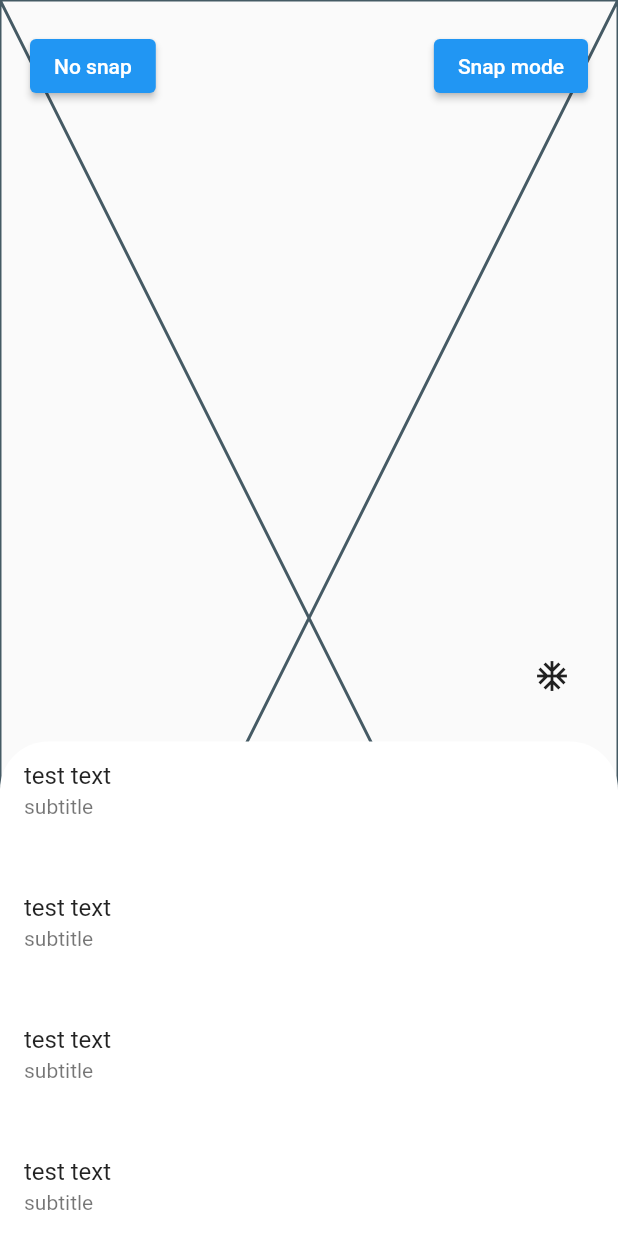
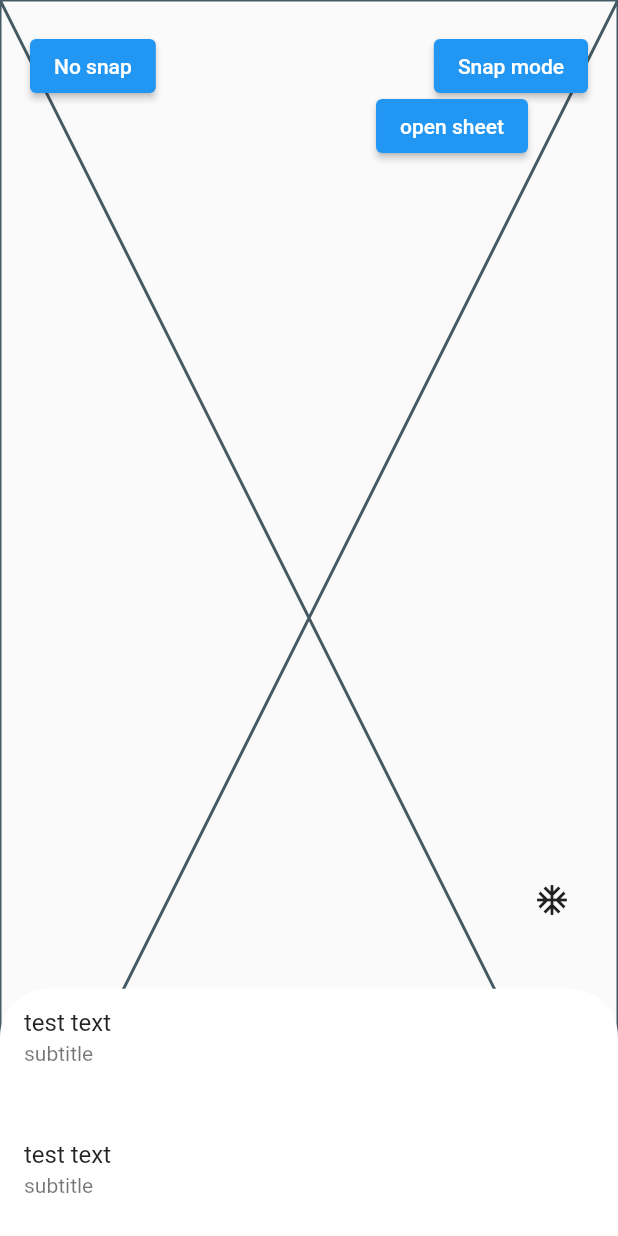
Before and after one commit to dewbambs/scrollable_draggable_bottom_sheet, a Flutter app: the screen it shows after launch, after a tap on "Snap mode", on a phone screen of 412 x 824 dp. Run offline on Flutter 3.47's test engine with Material 2 defaults, Android fonts, the phone set to English and light mode, and no system bars.

Commit message:
added openSheet method changed the scroll handling

```diff
--- a/example/lib/main.dart
+++ b/example/lib/main.dart
@@ -88,9 +88,19 @@ class _MyHomePageState extends State<MyHomePage> {
             child: ElevatedButton(
               onPressed: () async {
                 _controller.animateBackToSnap(
-                    duration: const Duration(milliseconds: 600), curve: Curves.easeInOut, child: initialChild);
+                    duration: const Duration(milliseconds: 300), curve: Curves.easeOutBack, child: initialChild);
               },
               child: const Text("Snap mode"),
+            ),
+          ),
+          Positioned(
+            top: 60,
+            right: 60,
+            child: ElevatedButton(
+              onPressed: () async {
+                _controller.openSheet(duration: const Duration(milliseconds: 300), curve: Curves.easeOutBack);
+              },
+              child: const Text("open sheet"),
             ),
           ),
           Positioned(bottom: _value, right: 20, child: IconButton(onPressed: () {}, icon: const Icon(Icons.ac_unit))),
--- a/lib/src/scrollable_draggable_bottom_sheet_base.dart
+++ b/lib/src/scrollable_draggable_bottom_sheet_base.dart
@@ -25,7 +25,7 @@ class ScrollableDraggableBottomSheet extends StatefulWidget {
   final double minHeight;
 
   /// [snapHeight] as height of screen
-  final double? snapHeight;
+  final double snapHeight;
 
   final double maxHeight;
 
@@ -72,7 +72,7 @@ class _ScrollableDraggableBottomSheetState extends State<ScrollableDraggableBott
     _selectedChild = widget.initialChild;
 
     currentMin = widget.minHeight;
-    currentMax = widget.snapHeight ?? widget.maxHeight;
+    currentMax = widget.snapHeight;
 
     _animationController = AnimationController(vsync: this, duration: const Duration(milliseconds: 800))
       ..addListener(() {
@@ -93,17 +93,23 @@ class _ScrollableDraggableBottomSheetState extends State<ScrollableDraggableBott
         // start the scrolling
         if (_sheetMode == SheetMode.snap) {
           if (widget.maxHeight == _heightAnimation.value) {
-            _scrollcontroller.animateTo(1, duration: const Duration(milliseconds: 1), curve: Curves.linear);
-            setState(() => _scrollPhysics = const BouncingScrollPhysics());
+            if (_scrollPhysics is! BouncingScrollPhysics) {
+              setState(() => _scrollPhysics = const BouncingScrollPhysics());
+            }
           } else {
-            setState(() => _scrollPhysics = const NeverScrollableScrollPhysics());
+            if (_scrollPhysics is! NeverScrollableScrollPhysics) {
+              setState(() => _scrollPhysics = const NeverScrollableScrollPhysics());
+            }
           }
         } else {
           if (_animationController.isCompleted) {
-            _scrollcontroller.animateTo(1, duration: const Duration(milliseconds: 1), curve: Curves.linear);
-            setState(() => _scrollPhysics = const BouncingScrollPhysics());
+            if (_scrollPhysics is! BouncingScrollPhysics) {
+              setState(() => _scrollPhysics = const BouncingScrollPhysics());
+            }
           } else {
-            setState(() => _scrollPhysics = const NeverScrollableScrollPhysics());
+            if (_scrollPhysics is! NeverScrollableScrollPhysics) {
+              setState(() => _scrollPhysics = const NeverScrollableScrollPhysics());
+            }
           }
         }
       });
@@ -116,10 +122,9 @@ class _ScrollableDraggableBottomSheetState extends State<ScrollableDraggableBott
         // Check condition to stop the scroll and activate gesture detection
         if (_animationController.value < _animationController.upperBound ||
             _scrollcontroller.offset <= _scrollcontroller.position.minScrollExtent) {
-          _scrollcontroller.animateTo(0, duration: const Duration(milliseconds: 1), curve: Curves.linear);
-          setState(() {
-            _scrollPhysics = const NeverScrollableScrollPhysics();
-          });
+          if (_scrollPhysics is! NeverScrollableScrollPhysics) {
+            setState(() => _scrollPhysics = const NeverScrollableScrollPhysics());
+          }
         }
       });
 
@@ -248,17 +253,23 @@ class _ScrollableDraggableBottomSheetState extends State<ScrollableDraggableBott
   }
 
   _animateBackToSnap({Duration? duration, Curve curve = Curves.linear, Widget? child}) async {
-    assert(widget.snapHeight != null, 'cannot animate back to snap as snap position not available');
-    if (_heightAnimation.value < widget.snapHeight) {
-      _heightTween.end = widget.snapHeight!;
+    if (_heightAnimation.value < widget.minHeight) {
+      _heightTween.end = widget.minHeight;
       _animationController.animateTo(1, duration: duration, curve: curve);
     } else {
-      _heightTween.begin = widget.snapHeight!;
+      _heightTween.begin = widget.minHeight;
       _animationController.animateTo(0, duration: duration, curve: curve);
+      if (duration != null) await Future.delayed(duration);
+      _heightTween.end = widget.snapHeight;
     }
 
     _sheetMode = SheetMode.snap;
     if (child != null) setState(() => _selectedChild = child);
+  }
+
+  _openSheet({Duration? duration, Curve curve = Curves.linear}) {
+    _heightTween.end = widget.maxHeight;
+    _animationController.animateTo(1, duration: duration, curve: curve);
   }
 }
 
@@ -289,4 +300,8 @@ class ScrollableDraggableBottomSheetController {
   Future<void> animateBackToSnap({Duration? duration, Curve curve = Curves.linear, Widget? child}) {
     return _scrollableDraggableBottomSheetState?._animateBackToSnap(duration: duration, curve: curve, child: child);
   }
+
+  void openSheet({Duration? duration, Curve curve = Curves.linear}) {
+    _scrollableDraggableBottomSheetState?._openSheet(duration: duration, curve: curve);
+  }
 }
```
